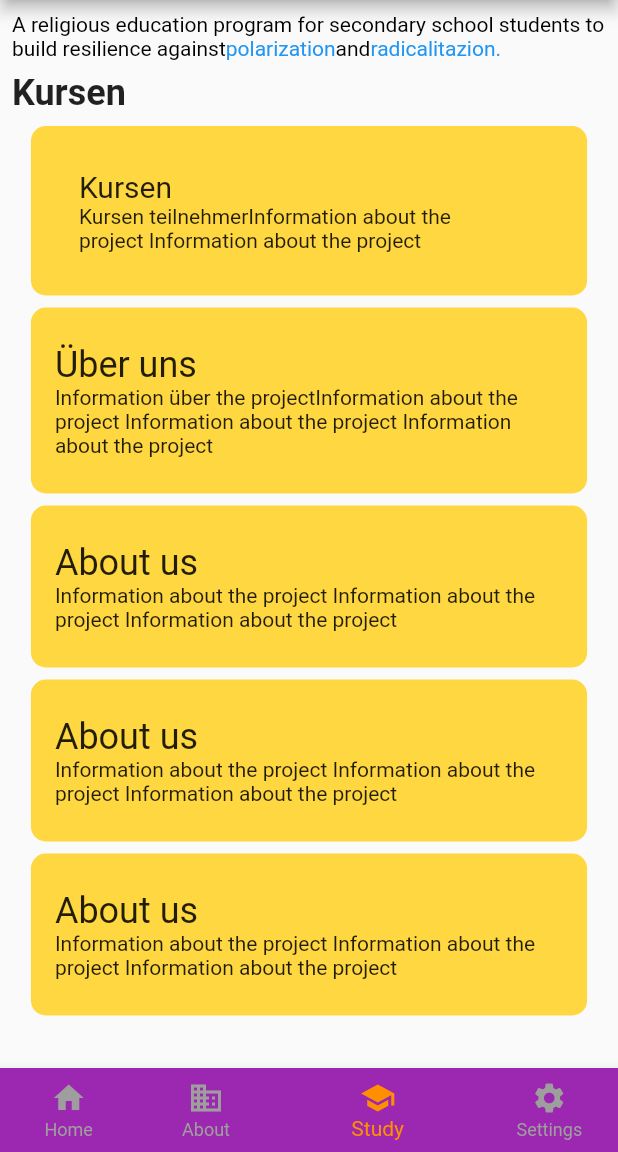
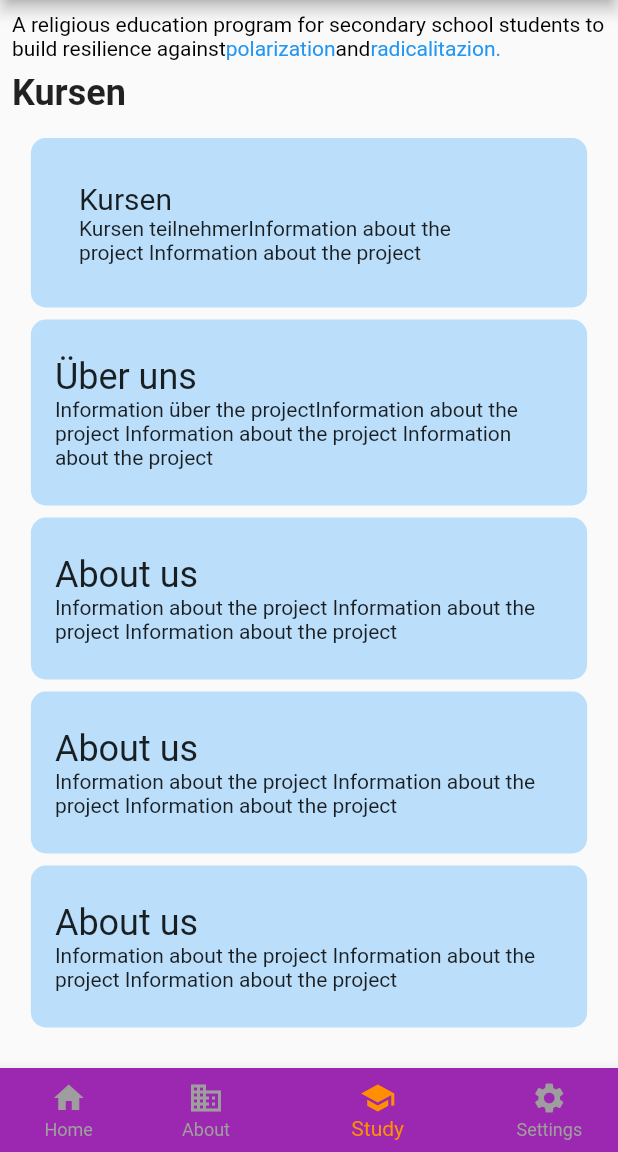
Before and after one commit to emircaglar/campus, a Flutter app: the screen it shows after launch, swiped to page 3, on a phone screen of 412 x 824 dp, the part 84-1236 px from its top. Run offline on Flutter 3.47's test engine with Material 2 defaults, Android fonts, the phone set to English and light mode, and no system bars.

Commit message:
campus study

```diff
--- a/lib/study.dart
+++ b/lib/study.dart
@@ -64,10 +64,10 @@ class Study extends StatelessWidget {
                     ),
                     padding: const EdgeInsets.symmetric(
                         horizontal: 16.0, vertical: 24),
-                    margin: EdgeInsets.only(bottom: 8),
+                    margin: EdgeInsets.symmetric(vertical: 8,horizontal: 8),
                     decoration: BoxDecoration(
                         borderRadius: BorderRadius.circular(10),
-                        color: Colors.amberAccent),
+                        color: Colors.blue[100]),
                     width: media.width * .9,
                   ),
                   Container(
@@ -76,7 +76,7 @@ class Study extends StatelessWidget {
                     margin: EdgeInsets.only(bottom: 8),
                     decoration: BoxDecoration(
                         borderRadius: BorderRadius.circular(10),
-                        color: Colors.amberAccent),
+                        color: Colors.blue[100]),
                     width: media.width * .9,
                     child: Column(
                       mainAxisAlignment: MainAxisAlignment.spaceEvenly,
@@ -97,7 +97,7 @@ class Study extends StatelessWidget {
                     margin: EdgeInsets.only(bottom: 8),
                     decoration: BoxDecoration(
                         borderRadius: BorderRadius.circular(10),
-                        color: Colors.amberAccent),
+                        color: Colors.blue[100]),
                     width: media.width * .9,
                     child: Column(
                       mainAxisAlignment: MainAxisAlignment.spaceEvenly,
@@ -118,7 +118,7 @@ class Study extends StatelessWidget {
                     margin: EdgeInsets.only(bottom: 8),
                     decoration: BoxDecoration(
                         borderRadius: BorderRadius.circular(10),
-                        color: Colors.amberAccent),
+                        color: Colors.blue[100]),
                     width: media.width * .9,
                     child: Column(
                       mainAxisAlignment: MainAxisAlignment.spaceEvenly,
@@ -138,7 +138,7 @@ class Study extends StatelessWidget {
                         horizontal: 16.0, vertical: 24),
                     decoration: BoxDecoration(
                         borderRadius: BorderRadius.circular(10),
-                        color: Colors.amberAccent),
+                        color: Colors.blue[100]),
                     width: media.width * .9,
                     child: Column(
                       mainAxisAlignment: MainAxisAlignment.spaceEvenly,
```
